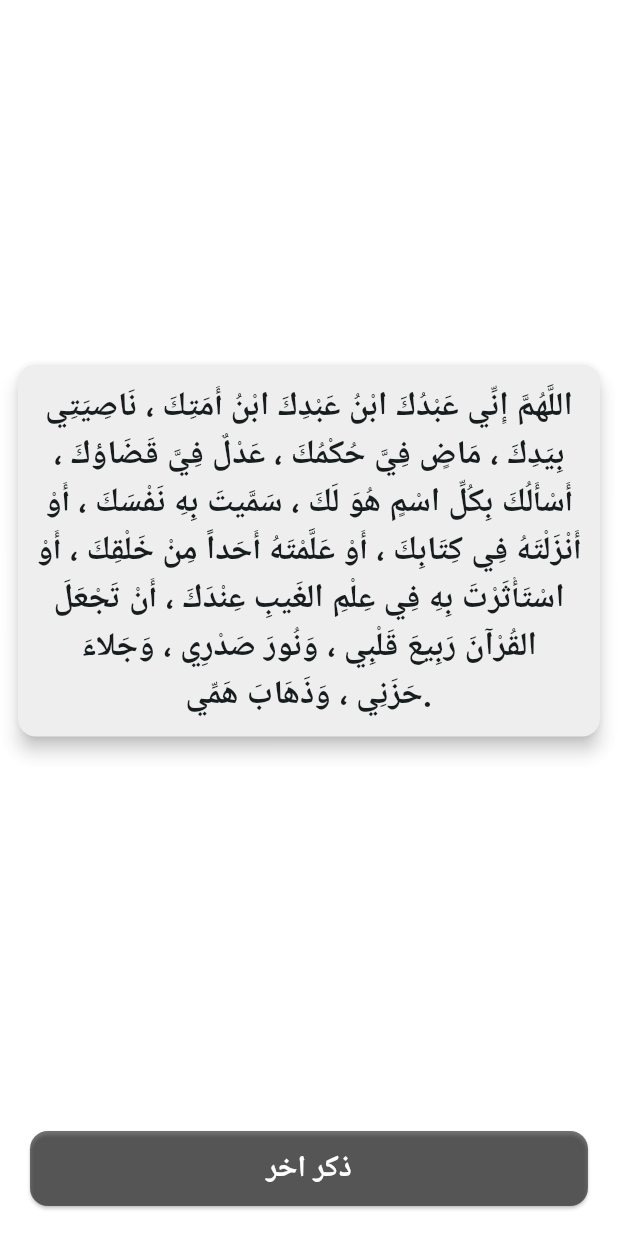
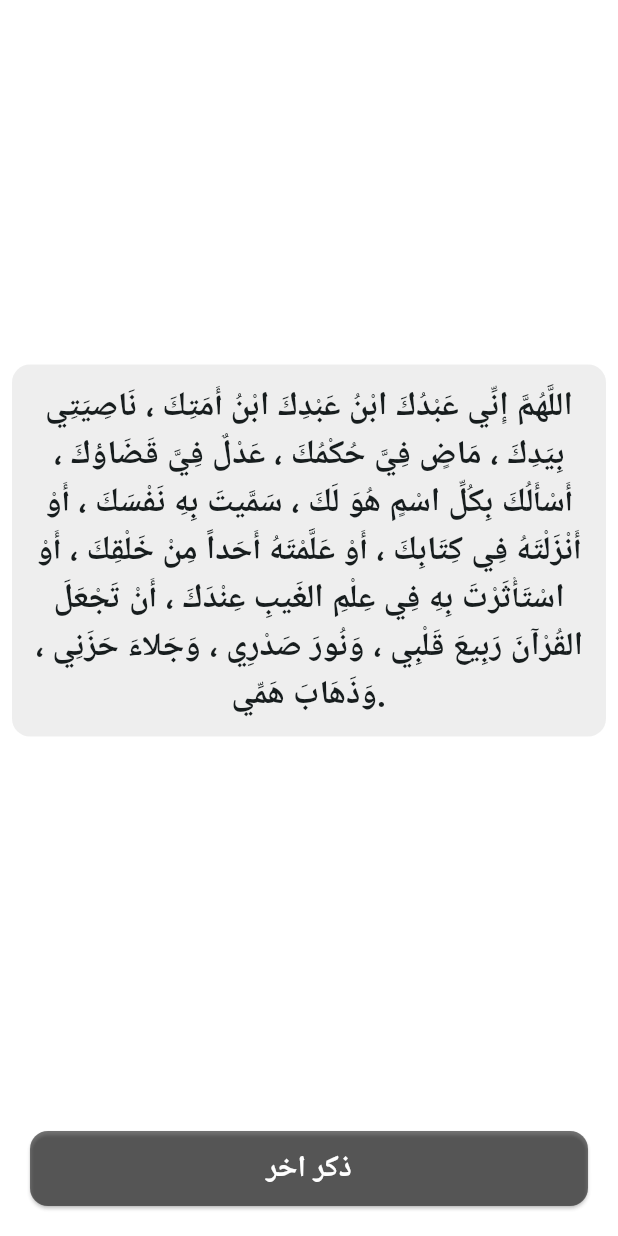
Before and after one commit to tasneem98/Adhikary, a Flutter app: the screen it shows after launch, after a tap on "ذكر اخر", on a phone screen of 412 x 824 dp. Run offline on Flutter 3.47's test engine with Material 3 defaults, Android fonts, the phone set to English and light mode, and no system bars; our stand-ins replace google_fonts; Roboto replaces fonts that are missing (Cairo).

Commit message:
Create a centeredContainer widget add an auto Zekr changer

```diff
--- a/lib/app/adhikary_app.dart
+++ b/lib/app/adhikary_app.dart
@@ -2,6 +2,7 @@ import 'dart:math';
 
 import 'package:flutter/material.dart';
 
+import '/consts/widgets/centered_container.dart';
 import 'lists.dart';
 
 class AdhikaryApp extends StatefulWidget {
@@ -12,15 +13,20 @@ class AdhikaryApp extends StatefulWidget {
 }
 
 class _AdhikaryAppState extends State<AdhikaryApp> {
-  final _randomNum = Random();
+  final Random _randomNum = Random();
 
-  String _randomAdhkar = '';
+  String _randomZekr = '';
 
   void _anotherZekr() {
     setState(() {
-      _randomAdhkar =
+      _randomZekr =
           AdhkarLists.adhkar[_randomNum.nextInt(AdhkarLists.adhkar.length - 1)];
     });
+    _autoZekr();
+  }
+
+  Future<void> _autoZekr() async {
+    await Future.delayed(const Duration(minutes: 2), () => _anotherZekr());
   }
 
   @override
@@ -33,21 +39,13 @@ class _AdhikaryAppState extends State<AdhikaryApp> {
   Widget build(BuildContext context) {
     return SafeArea(
       child: Scaffold(
-        body: Center(
-          child: Padding(
-            padding: const EdgeInsets.all(8.0),
-            child: Card(
-              child: Padding(
-                padding: const EdgeInsets.all(12.0),
-                child: Text(
-                  _randomAdhkar,
-                  style: const TextStyle(
-                    fontSize: 22,
-                    fontWeight: FontWeight.bold,
-                  ),
-                  textAlign: TextAlign.center,
-                ),
-              ),
+        body: GestureDetector(
+          onTap: _anotherZekr,
+          child: CenteredContainer(
+            child: Text(
+              _randomZekr,
+              style: const TextStyle(fontSize: 22, fontWeight: FontWeight.bold),
+              textAlign: TextAlign.center,
             ),
           ),
         ),
--- a/lib/consts/widgets/centered_container.dart
+++ b/lib/consts/widgets/centered_container.dart
@@ -0,0 +1,29 @@
+import 'package:flutter/material.dart';
+
+import '/consts/app_theme.dart';
+
+class CenteredContainer extends StatelessWidget {
+  const CenteredContainer({super.key, required this.child});
+
+  final Widget child;
+
+  @override
+  Widget build(BuildContext context) {
+    final double screenWidth = MediaQuery.sizeOf(context).width;
+
+    return Center(
+      child: Padding(
+        padding: const EdgeInsets.all(8.0),
+        child: Container(
+          decoration: BoxDecoration(
+            color: AppTheme.kGrey200,
+            shape: BoxShape.rectangle,
+            borderRadius: BorderRadius.circular(12.0),
+          ),
+          width: screenWidth,
+          child: Padding(padding: const EdgeInsets.all(12.0), child: child),
+        ),
+      ),
+    );
+  }
+}
```
